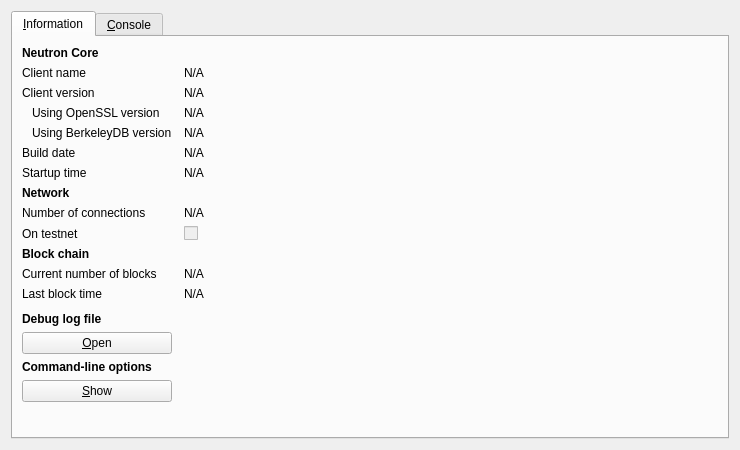
The window that src/qt/forms/rpcconsole.ui (neutroncoin/neutron) describes before a commit, drawn with Qt 5.
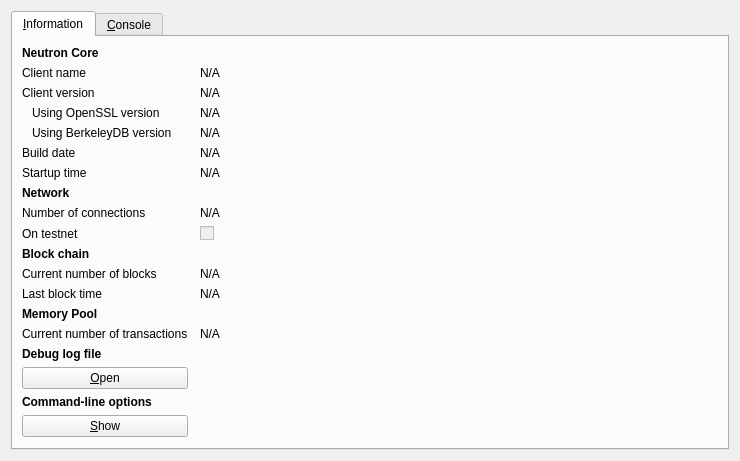
The same window after the commit. Icons and pictures are not drawn.

Commit message: Show mempool size in debug window

Diff of the .ui file:
```diff
--- a/src/qt/forms/rpcconsole.ui
+++ b/src/qt/forms/rpcconsole.ui
@@ -297,6 +297,42 @@
         </widget>
        </item>
        <item row="13" column="0">
+        <widget class="QLabel" name="labelMempoolTitle">
+         <property name="font">
+          <font>
+           <weight>75</weight>
+           <bold>true</bold>
+          </font>
+         </property>
+         <property name="text">
+          <string>Memory Pool</string>
+         </property>
+        </widget>
+       </item>
+       <item row="14" column="0">
+        <widget class="QLabel" name="labelNumberOfTransactions">
+         <property name="text">
+          <string>Current number of transactions</string>
+         </property>
+        </widget>
+       </item>
+       <item row="14" column="1">
+        <widget class="QLabel" name="mempoolNumberTxs">
+         <property name="cursor">
+          <cursorShape>IBeamCursor</cursorShape>
+         </property>
+         <property name="text">
+          <string>N/A</string>
+         </property>
+         <property name="textFormat">
+          <enum>Qt::PlainText</enum>
+         </property>
+         <property name="textInteractionFlags">
+          <set>Qt::LinksAccessibleByMouse|Qt::TextSelectableByKeyboard|Qt::TextSelectableByMouse</set>
+         </property>
+        </widget>
+       </item>
+       <item row="15" column="0">
         <spacer name="verticalSpacer_2">
          <property name="orientation">
           <enum>Qt::Vertical</enum>
@@ -309,7 +345,7 @@
          </property>
         </spacer>
        </item>
-       <item row="14" column="0">
+       <item row="16" column="0">
         <widget class="QLabel" name="labelDebugLogfile">
          <property name="font">
           <font>
@@ -322,7 +358,7 @@
          </property>
         </widget>
        </item>
-       <item row="15" column="0">
+       <item row="17" column="0">
         <widget class="QPushButton" name="openDebugLogfileButton">
          <property name="toolTip">
           <string>Open the Neutron debug log file from the current data directory. This can take a few seconds for large log files.</string>
@@ -335,7 +371,7 @@
          </property>
         </widget>
        </item>
-       <item row="16" column="0">
+       <item row="18" column="0">
         <widget class="QLabel" name="labelCLOptions">
          <property name="font">
           <font>
@@ -348,7 +384,7 @@
          </property>
         </widget>
        </item>
-       <item row="17" column="0">
+       <item row="19" column="0">
         <widget class="QPushButton" name="showCLOptionsButton">
          <property name="toolTip">
           <string>Show the Neutron-Qt help message to get a list with possible Neutron command-line options.</string>
@@ -361,7 +397,7 @@
          </property>
         </widget>
        </item>
-       <item row="18" column="0">
+       <item row="20" column="0">
         <spacer name="verticalSpacer">
          <property name="orientation">
           <enum>Qt::Vertical</enum>
```
The commit also changes 4 other files.
